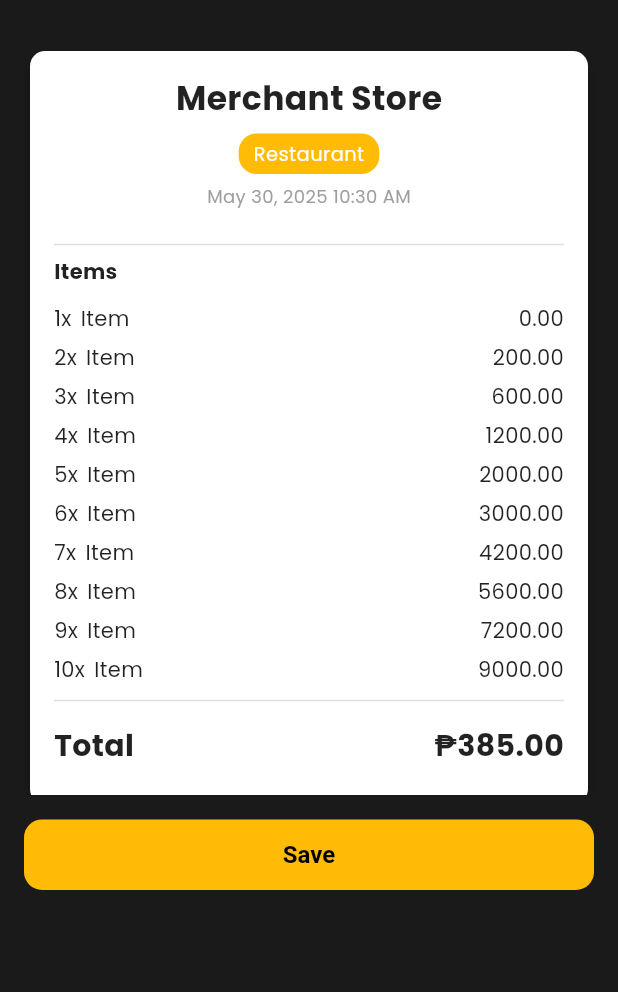
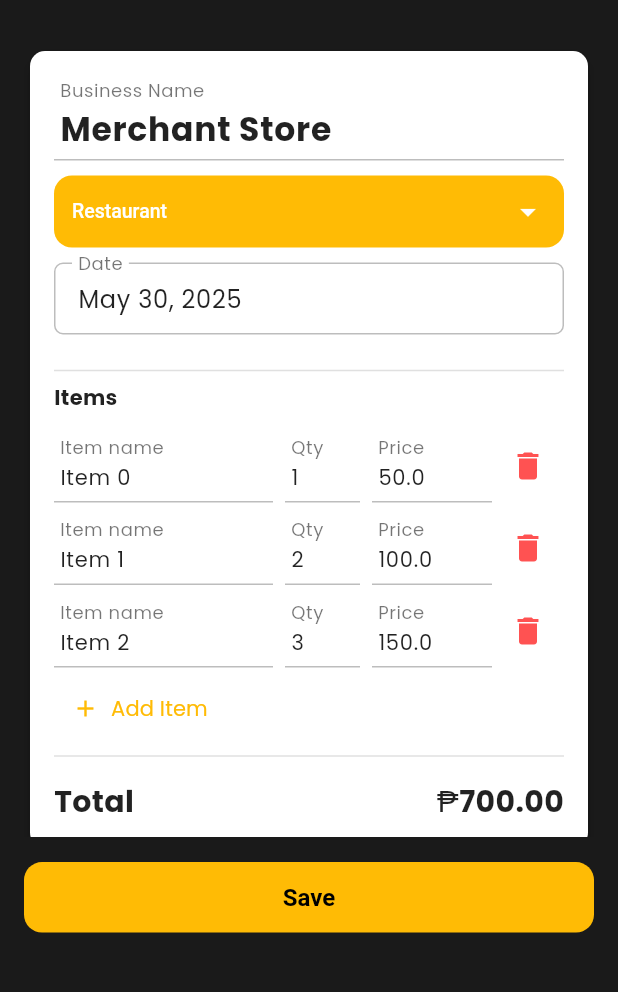
Before and after one commit to ezerssss/SpendSmart, a Flutter app: the ReceiptPage screen opened directly, on a phone screen of 412 x 824 dp, the part 63-1055 px from its top. Run offline on Flutter 3.47's test engine with Material 3 defaults, Android fonts, the phone set to English and light mode, and no system bars; our stand-ins replace animated_bottom_navigation_bar, cloud_firestore, confetti, connectivity_plus, expansion_tile_card, firebase_auth and 8 more; missing offline and left inert: flutter_doc_scanner, flutter_shake_animated, openai_dart; accounts and stored records are empty; network calls fail.

Commit message:
[Feature][Olana] Editable Form

```diff
--- /dev/null
+++ b/lib/components/receipt_form.dart
@@ -0,0 +1,451 @@
+import 'package:flutter/material.dart';
+import 'package:intl/intl.dart';
+import 'package:spendsmart/constants/receipt.dart';
+import 'package:spendsmart/models/receipt.dart';
+import 'package:spendsmart/styles.dart';
+
+class ReceiptForm extends StatefulWidget {
+  final bool isEditable;
+  final Receipt receipt;
+
+  const ReceiptForm({
+    super.key,
+    required this.isEditable,
+    required this.receipt,
+  });
+
+  @override
+  State<ReceiptForm> createState() => _ReceiptFormState();
+}
+
+class _ReceiptFormState extends State<ReceiptForm> {
+  late TextEditingController _businessNameController;
+  late String _category;
+  late List<Item> _items;
+  late String _date;
+
+  @override
+  void initState() {
+    super.initState();
+    _businessNameController = TextEditingController(
+      text: widget.receipt.businessName,
+    );
+    _category = widget.receipt.category;
+    _items = List.from(widget.receipt.items);
+    _date = widget.receipt.date;
+  }
+
+  @override
+  void dispose() {
+    _businessNameController.dispose();
+    super.dispose();
+  }
+
+  double get total =>
+      _items.fold(0, (sum, item) => sum + (item.quantity * item.price));
+
+  void addItem() {
+    setState(() {
+      _items.add(Item(name: "", quantity: 1, price: 0));
+    });
+  }
+
+  void removeItem(int index) {
+    setState(() {
+      _items.removeAt(index);
+    });
+  }
+
+  @override
+  Widget build(BuildContext context) {
+    final receiptDate = DateTime.parse(_date).toLocal();
+
+    return Card(
+      color: Colors.white,
+      shape: RoundedRectangleBorder(
+        borderRadius: BorderRadius.circular(AppBorderRadius.md),
+      ),
+      elevation: 4,
+      child: Padding(
+        padding: const EdgeInsets.all(16),
+        child: Column(
+          crossAxisAlignment: CrossAxisAlignment.center,
+          children: [
+            if (widget.isEditable)
+              TextField(
+                controller: _businessNameController,
+                style: const TextStyle(
+                  fontSize: 22,
+                  fontWeight: FontWeight.bold,
+                  color: Colors.black87,
+                ),
+                decoration: const InputDecoration(
+                  filled: true,
+                  fillColor: Colors.white,
+                  labelText: "Business Name",
+                  labelStyle: TextStyle(color: Colors.black54),
+                  enabledBorder: UnderlineInputBorder(
+                    borderSide: BorderSide(color: Colors.black26),
+                  ),
+                  focusedBorder: UnderlineInputBorder(
+                    borderSide: BorderSide(color: AppColors.secondary),
+                  ),
+                  contentPadding: EdgeInsets.symmetric(vertical: 4),
+                ),
+              )
+            else
+              Center(
+                child: Text(
+                  _businessNameController.text,
+                  style: const TextStyle(
+                    fontSize: 22,
+                    fontWeight: FontWeight.bold,
+                    color: Colors.black87,
+                  ),
+                ),
+              ),
+
+            const SizedBox(height: 10),
+
+            if (widget.isEditable)
+              Container(
+                padding: const EdgeInsets.symmetric(horizontal: 12),
+                decoration: BoxDecoration(
+                  color: AppColors.secondary,
+                  borderRadius: BorderRadius.circular(12),
+                ),
+                child: DropdownButton<String>(
+                  value: _category,
+                  dropdownColor: AppColors.secondary,
+                  underline: const SizedBox(),
+                  isExpanded: true,
+                  iconEnabledColor: Colors.white,
+                  style: const TextStyle(
+                    fontSize: 13,
+                    fontWeight: FontWeight.w500,
+                    color: Colors.white,
+                  ),
+                  onChanged: (val) {
+                    if (val != null) {
+                      setState(() => _category = val);
+                    }
+                  },
+                  items:
+                      CATEGORIES
+                          .map(
+                            (e) => DropdownMenuItem(value: e, child: Text(e)),
+                          )
+                          .toList(),
+                ),
+              )
+            else
+              Center(
+                child: Container(
+                  padding: const EdgeInsets.symmetric(
+                    horizontal: 10,
+                    vertical: 4,
+                  ),
+                  decoration: BoxDecoration(
+                    color: AppColors.secondary,
+                    borderRadius: BorderRadius.circular(12),
+                  ),
+                  child: Text(
+                    _category,
+                    style: const TextStyle(
+                      fontSize: 13,
+                      fontWeight: FontWeight.w500,
+                      color: Colors.white,
+                    ),
+                  ),
+                ),
+              ),
+
+            const SizedBox(height: 10),
+
+            if (widget.isEditable)
+              GestureDetector(
+                onTap: () async {
+                  final picked = await showDatePicker(
+                    context: context,
+                    initialDate: receiptDate,
+                    firstDate: DateTime(2000),
+                    lastDate: DateTime.now().add(const Duration(days: 365 * 5)),
+                  );
+                  if (picked != null) {
+                    setState(() {
+                      _date = picked.toIso8601String();
+                    });
+                  }
+                },
+                child: AbsorbPointer(
+                  child: TextFormField(
+                    decoration: InputDecoration(
+                      labelStyle: TextStyle(color: Colors.black54),
+                      labelText: "Date",
+                      filled: true,
+                      fillColor: Colors.white,
+                      suffixIcon: const Icon(Icons.calendar_today),
+                      enabledBorder: OutlineInputBorder(
+                        borderSide: BorderSide(color: Colors.black26),
+                        borderRadius: BorderRadius.circular(6),
+                      ),
+                      focusedBorder: OutlineInputBorder(
+                        borderSide: BorderSide(color: AppColors.secondary),
+                        borderRadius: BorderRadius.circular(6),
+                      ),
+                      isDense: true,
+                      contentPadding: const EdgeInsets.symmetric(
+                        vertical: 12,
+                        horizontal: 12,
+                      ),
+                    ),
+                    controller: TextEditingController(
+                      text: DateFormat('MMM d, yyyy').format(receiptDate),
+                    ),
+                    style: const TextStyle(color: Colors.black87),
+                    readOnly: true,
+                  ),
+                ),
+              )
+            else
+              Center(
+                child: Text(
+                  DateFormat('MMM d, yyyy h:mm a').format(receiptDate),
+                  style: const TextStyle(color: Colors.grey, fontSize: 12),
+                ),
+              ),
+
+            const SizedBox(height: 16),
+
+            Divider(color: Colors.grey.shade300, thickness: 1),
+            const Align(
+              alignment: Alignment.centerLeft,
+              child: Padding(
+                padding: EdgeInsets.only(bottom: 8),
+                child: Text(
+                  "Items",
+                  style: TextStyle(
+                    fontSize: 14,
+                    fontWeight: FontWeight.bold,
+                    color: Colors.black87,
+                  ),
+                ),
+              ),
+            ),
+
+            ..._items.asMap().entries.map((entry) {
+              int index = entry.key;
+              Item item = entry.value;
+
+              return Padding(
+                padding: const EdgeInsets.symmetric(vertical: 3),
+                child:
+                    widget.isEditable
+                        ? Row(
+                          children: [
+                            Expanded(
+                              flex: 4,
+                              child: TextFormField(
+                                initialValue: item.name,
+                                onChanged: (val) => _items[index].name = val,
+                                style: const TextStyle(
+                                  color: Colors.black87,
+                                  fontSize: 14,
+                                ),
+                                decoration: const InputDecoration(
+                                  filled: true,
+                                  fillColor: Colors.white,
+                                  labelText: "Item name",
+                                  labelStyle: TextStyle(color: Colors.black54),
+                                  enabledBorder: UnderlineInputBorder(
+                                    borderSide: BorderSide(
+                                      color: Colors.black26,
+                                    ),
+                                  ),
+                                  focusedBorder: UnderlineInputBorder(
+                                    borderSide: BorderSide(
+                                      color: AppColors.secondary,
+                                    ),
+                                  ),
+                                  isDense: true,
+                                  contentPadding: EdgeInsets.symmetric(
+                                    vertical: 6,
+                                  ),
+                                ),
+                              ),
+                            ),
+                            const SizedBox(width: 8),
+                            SizedBox(
+                              width: 50,
+                              child: TextFormField(
+                                initialValue: item.quantity.toString(),
+                                keyboardType: TextInputType.number,
+                                onChanged:
+                                    (val) =>
+                                        _items[index].quantity =
+                                            int.tryParse(val) ?? 1,
+                                style: const TextStyle(
+                                  color: Colors.black87,
+                                  fontSize: 14,
+                                ),
+                                decoration: const InputDecoration(
+                                  filled: true,
+                                  fillColor: Colors.white,
+                                  labelText: "Qty",
+                                  labelStyle: TextStyle(color: Colors.black54),
+                                  enabledBorder: UnderlineInputBorder(
+                                    borderSide: BorderSide(
+                                      color: Colors.black26,
+                                    ),
+                                  ),
+                                  focusedBorder: UnderlineInputBorder(
+                                    borderSide: BorderSide(
+                                      color: AppColors.secondary,
+                                    ),
+                                  ),
+                                  isDense: true,
+                                  contentPadding: EdgeInsets.symmetric(
+                                    vertical: 6,
+                                  ),
+                                ),
+                              ),
+                            ),
+                            const SizedBox(width: 8),
+                            SizedBox(
+                              width: 80,
+                              child: TextFormField(
+                                initialValue: item.price.toString(),
+                                keyboardType: TextInputType.number,
+                                onChanged:
+                                    (val) =>
+                                        _items[index].price =
+                                            double.tryParse(val) ?? 0,
+                                style: const TextStyle(
+                                  color: Colors.black87,
+                                  fontSize: 14,
+                                ),
+                                decoration: const InputDecoration(
+                                  filled: true,
+                                  fillColor: Colors.white,
+                                  labelText: "Price",
+                                  labelStyle: TextStyle(color: Colors.black54),
+                                  enabledBorder: UnderlineInputBorder(
+                                    borderSide: BorderSide(
+                                      color: Colors.black26,
+                                    ),
+                                  ),
+                                  focusedBorder: UnderlineInputBorder(
+                                    borderSide: BorderSide(
+                                      color: AppColors.secondary,
+                                    ),
+                                  ),
+                                  isDense: true,
+                                  contentPadding: EdgeInsets.symmetric(
+                                    vertical: 6,
+                                  ),
+                                ),
+                              ),
+                            ),
+                            IconButton(
+                              onPressed: () => removeItem(index),
+                              icon: const Icon(
+                                Icons.delete,
+                                color: Colors.redAccent,
+                              ),
+                            ),
+                          ],
+                        )
+                        : Row(
+                          mainAxisAlignment: MainAxisAlignment.spaceBetween,
+                          children: [
+                            Expanded(
+                              child: Row(
+                                children: [
+                                  Text(
+                                    "${item.quantity}x",
+                                    style: const TextStyle(
+                                      color: Colors.black87,
+                                      fontSize: 14,
+                                    ),
+                                  ),
+                                  const SizedBox(width: 6),
+                                  Flexible(
+                                    child: Text(
+                                      item.name,
+                                      overflow: TextOverflow.ellipsis,
+                                      style: const TextStyle(
+                                        color: Colors.black87,
+                                        fontSize: 14,
+                                      ),
+                                    ),
+                                  ),
+                                ],
+                              ),
+                            ),
+                            Text(
+                              (item.quantity * item.price).toStringAsFixed(2),
+                              style: const TextStyle(
+                                color: Colors.black87,
+                                fontSize: 14,
+                              ),
+                            ),
+                          ],
+                        ),
+              );
+            }),
+
+            if (widget.isEditable)
+              Align(
+                alignment: Alignment.centerLeft,
+                child: TextButton.icon(
+                  onPressed: addItem,
+                  icon: const Icon(Icons.add),
+                  label: const Text("Add Item"),
+                  style: TextButton.styleFrom(
+                    foregroundColor: AppColors.secondary,
+                  ),
+                ),
+              ),
+
+            Divider(color: Colors.grey.shade300, thickness: 1),
+            const SizedBox(height: 8),
+
+            Row(
+              mainAxisAlignment: MainAxisAlignment.spaceBetween,
+              children: [
+                const Text(
+                  "Total",
+                  style: TextStyle(
+                    fontSize: AppTextSize.title,
+                    fontWeight: FontWeight.bold,
+                    color: Colors.black87,
+                  ),
+                ),
+                Row(
+                  children: [
+                    const Text(
+                      "₱",
+                      style: TextStyle(
+                        fontFamily: "Roboto",
+                        fontSize: AppTextSize.title,
+                        color: Colors.black87,
+                      ),
+                    ),
+                    Text(
+                      total.toStringAsFixed(2),
+                      style: const TextStyle(
+                        fontSize: AppTextSize.title,
+                        fontWeight: FontWeight.bold,
+                        color: Colors.black87,
+                      ),
+                    ),
+                  ],
+                ),
+              ],
+            ),
+          ],
+        ),
+      ),
+    );
+  }
+}
--- /dev/null
+++ b/lib/constants/receipt.dart
@@ -0,0 +1,17 @@
+const List<String> CATEGORIES = [
+  "Grocery",
+  "Restaurant",
+  "Fast Food",
+  "Cafe",
+  "Retail",
+  "Pharmacy",
+  "Gas Station",
+  "Electronics",
+  "Clothing",
+  "Home Improvement",
+  "Office Supplies",
+  "Bookstore",
+  "Bakery",
+  "Liquor Store",
+  "Convenience Store",
+];
--- a/lib/models/receipt.dart
+++ b/lib/models/receipt.dart
@@ -1,9 +1,9 @@
 import 'package:spendsmart/errors/receipt.dart';
 
 class Item {
-  final String name;
-  final double price;
-  final int quantity;
+  String name;
+  double price;
+  int quantity;
 
   Item({required this.name, required this.price, required this.quantity});
 
@@ -21,12 +21,12 @@ class Item {
 }
 
 class Receipt {
-  final String businessName;
-  final String category;
-  final List<Item> items;
-  final String date;
-  final String imageUrl;
-  final double totalPrice;
+  String businessName;
+  String category;
+  List<Item> items;
+  String date;
+  String imageUrl;
+  double totalPrice;
 
   Receipt({
     required this.businessName,
--- a/lib/receipt_page.dart
+++ b/lib/receipt_page.dart
@@ -1,193 +1,32 @@
 import 'package:flutter/material.dart';
 import 'package:spendsmart/models/receipt.dart';
 import 'package:spendsmart/styles.dart';
-import 'package:intl/intl.dart';
+import 'package:spendsmart/components/receipt_form.dart'; // adjust import
 import 'package:spendsmart/utils/transitions.dart';
-
-class ReceiptForm extends StatelessWidget {
-  ReceiptForm({super.key});
-
-  final List<Item> items = List.generate(
-    10,
-    (index) => Item(name: "Item", quantity: index + 1, price: index * 100),
-  );
-
-  @override
-  Widget build(BuildContext context) {
-    double total = items.fold(
-      0,
-      (sum, item) => sum + (item.quantity * item.quantity),
-    );
-
-    Receipt receipt = Receipt(
-      businessName: "Merchant Store",
-      category: "Restaurant",
-      items: items,
-      date: DateTime.now().toIso8601String(),
-      imageUrl: "",
-      totalPrice: total,
-    );
-
-    DateTime receiptDate = DateTime.parse(receipt.date).toLocal();
-
-    return Card(
-      color: Colors.white,
-      shape: RoundedRectangleBorder(
-        borderRadius: BorderRadius.circular(AppBorderRadius.md),
-      ),
-      elevation: 4,
-      child: Padding(
-        padding: const EdgeInsets.all(16),
-        child: Column(
-          crossAxisAlignment: CrossAxisAlignment.center,
-          children: [
-            Center(
-              child: Text(
-                receipt.businessName,
-                style: const TextStyle(
-                  fontSize: 22,
-                  fontWeight: FontWeight.bold,
-                  color: Colors.black87,
-                ),
-              ),
-            ),
-            const SizedBox(height: 8),
-
-            Center(
-              child: Container(
-                padding: const EdgeInsets.symmetric(
-                  horizontal: 10,
-                  vertical: 4,
-                ),
-                decoration: BoxDecoration(
-                  color: AppColors.secondary,
-                  borderRadius: BorderRadius.circular(12),
-                ),
-                child: Text(
-                  receipt.category,
-                  style: const TextStyle(
-                    fontSize: 13,
-                    fontWeight: FontWeight.w500,
-                    color: Colors.white,
-                  ),
-                ),
-              ),
-            ),
-            const SizedBox(height: 6),
-
-            Center(
-              child: Text(
-                DateFormat('MMM d, yyyy h:mm a').format(receiptDate),
-                style: const TextStyle(color: Colors.grey, fontSize: 12),
-              ),
-            ),
-            const SizedBox(height: 16),
-
-            Divider(color: Colors.grey.shade300, thickness: 1),
-            Align(
-              alignment: Alignment.centerLeft,
-              child: const Padding(
-                padding: EdgeInsets.only(bottom: 8),
-                child: Text(
-                  "Items",
-                  style: TextStyle(
-                    fontSize: 14,
-                    fontWeight: FontWeight.bold,
-                    color: Colors.black87,
-                  ),
-                ),
-              ),
-            ),
-            ...items.map(
-              (item) => Padding(
-                padding: const EdgeInsets.symmetric(vertical: 3),
-                child: Row(
-                  mainAxisAlignment: MainAxisAlignment.spaceBetween,
-                  children: [
-                    Expanded(
-                      child: Row(
-                        children: [
-                          Text(
-                            "${item.quantity}x",
-                            style: const TextStyle(
-                              color: Colors.black87,
-                              fontSize: 14,
-                            ),
-                          ),
-                          const SizedBox(width: 6),
-                          Flexible(
-                            child: Text(
-                              item.name,
-                              overflow: TextOverflow.ellipsis,
-                              style: const TextStyle(
-                                color: Colors.black87,
-                                fontSize: 14,
-                              ),
-                            ),
-                          ),
-                        ],
-                      ),
-                    ),
-                    Text(
-                      (item.quantity * item.price).toStringAsFixed(2),
-                      style: const TextStyle(
-                        color: Colors.black87,
-                        fontSize: 14,
-                      ),
-                    ),
-                  ],
-                ),
-              ),
-            ),
-            Divider(color: Colors.grey.shade300, thickness: 1),
-            const SizedBox(height: 8),
-            Row(
-              mainAxisAlignment: MainAxisAlignment.spaceBetween,
-              children: [
-                const Text(
-                  "Total",
-                  style: TextStyle(
-                    fontSize: AppTextSize.title,
-                    fontWeight: FontWeight.bold,
-                    color: Colors.black87,
-                  ),
-                ),
-                Row(
-                  children: [
-                    Text(
-                      "₱",
-                      style: const TextStyle(
-                        fontFamily: 'Roboto',
-                        fontSize: AppTextSize.title,
-                        fontWeight: FontWeight.bold,
-                        color: Colors.black87,
-                      ),
-                    ),
-                    Text(
-                      total.toStringAsFixed(2),
-                      style: const TextStyle(
-                        fontSize: AppTextSize.title,
-                        fontWeight: FontWeight.bold,
-                        color: Colors.black87,
-                      ),
-                    ),
-                  ],
-                ),
-              ],
-            ),
-            const SizedBox(height: 8),
-          ],
-        ),
-      ),
-    );
-  }
-}
 
 class ReceiptPage extends StatelessWidget {
   const ReceiptPage({super.key});
 
   @override
   Widget build(BuildContext context) {
+    final List<Item> sampleItems = List.generate(
+      3,
+      (index) => Item(
+        name: "Item $index",
+        quantity: 1 + index,
+        price: 50 * (index + 1),
+      ),
+    );
+
+    final Receipt sampleReceipt = Receipt(
+      businessName: "Merchant Store",
+      category: "Restaurant",
+      items: sampleItems,
+      date: DateTime.now().toIso8601String(),
+      imageUrl: "",
+      totalPrice: 0,
+    );
+
     return Scaffold(
       appBar: AppBar(
         title: const Text("Your Receipt Details"),
@@ -196,18 +35,17 @@ class ReceiptPage extends StatelessWidget {
         elevation: 0,
         leading: IconButton(
           icon: const Icon(Icons.close),
-          onPressed: () {
-            Navigator.pop(context);
-          },
+          onPressed: () => Navigator.pop(context),
         ),
       ),
       body: SingleChildScrollView(
-        child: Padding(
         padding: const EdgeInsets.all(16),
         child: Column(
-            spacing: 16,
           children: [
-              ReceiptRevealAnimation(child: ReceiptForm()),
+            ReceiptRevealAnimation(
+              child: ReceiptForm(isEditable: true, receipt: sampleReceipt),
+            ),
+            const SizedBox(height: 16),
             SizedBox(
               width: double.infinity,
               child: ElevatedButton(
@@ -231,7 +69,6 @@ class ReceiptPage extends StatelessWidget {
           ],
         ),
       ),
-      ),
     );
   }
 }
```
Lines whose indentation alone changed are shown as unchanged.
